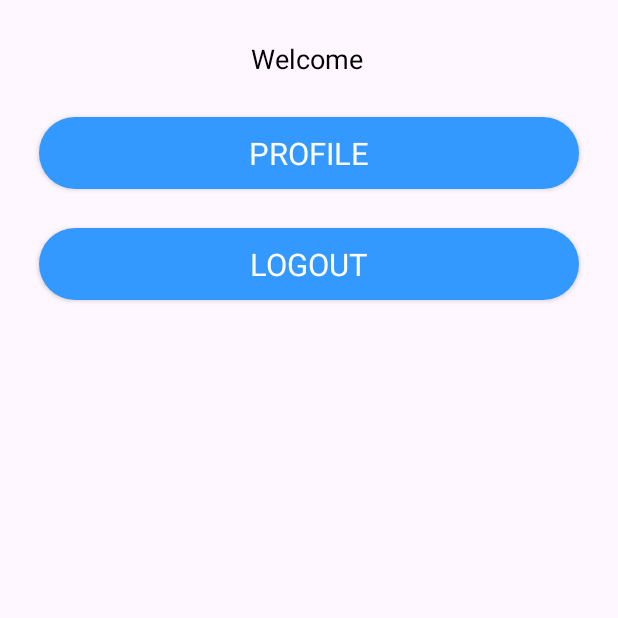
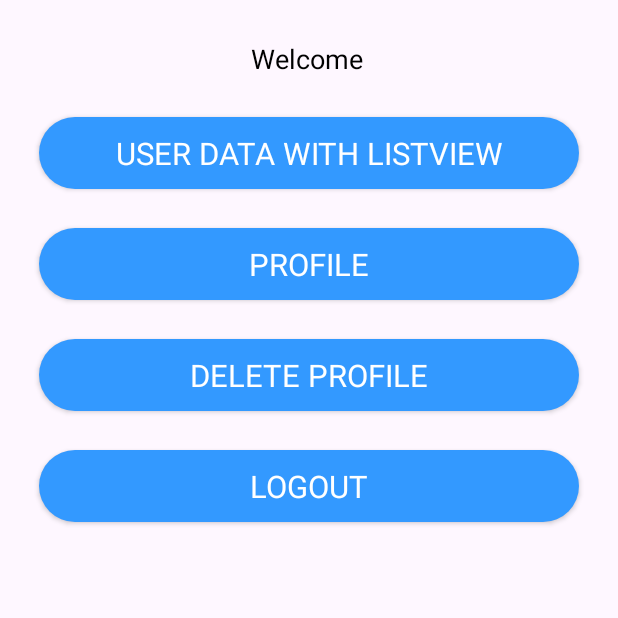
Before and after one commit to sahetu/AndroidBatch1, an Android app: the DashboardActivity screen opened directly, with no data from a screen before it, on a phone screen of 412 x 824 dp, the top half of it. Run offline under Robolectric (Android 15) with nearby library versions, the phone set to English and light mode, and no system bars; our stand-ins replace sdp/ssp sizes; Roboto replaces fonts that are not available here.

Commit message:
Delete Profile, Listview

```diff
--- a/app/src/main/AndroidManifest.xml
+++ b/app/src/main/AndroidManifest.xml
@@ -12,6 +12,9 @@
         android:supportsRtl="true"
         android:theme="@style/Theme.AndroidBatch1"
         tools:targetApi="31">
+        <activity
+            android:name=".UserDataSimpleListActivity"
+            android:exported="false" />
         <activity
             android:name=".ProfileActivity"
             android:exported="false" />
@@ -32,7 +35,7 @@
             android:exported="false" />
         <activity
             android:name=".MainActivity"
-            android:exported="true"></activity>
+            android:exported="true" />
 
         <meta-data
             android:name="preloaded_fonts"
--- a/app/src/main/java/android/batch1/DashboardActivity.java
+++ b/app/src/main/java/android/batch1/DashboardActivity.java
@@ -3,6 +3,7 @@ package android.batch1;
 import androidx.appcompat.app.AppCompatActivity;
 
 import android.content.SharedPreferences;
+import android.database.sqlite.SQLiteDatabase;
 import android.os.Bundle;
 import android.util.Log;
 import android.view.View;
@@ -14,14 +15,19 @@ public class DashboardActivity extends AppCompatActivity {
     TextView email;
     SharedPreferences sp;
 
-    Button logout,profile;
+    Button logout, profile, deleteProfile, userDataList;
+    SQLiteDatabase sqlDb;
 
     @Override
     protected void onCreate(Bundle savedInstanceState) {
         super.onCreate(savedInstanceState);
         setContentView(R.layout.activity_dashboard);
 
-        sp = getSharedPreferences(ConstantSp.PREF,MODE_PRIVATE);
+        sp = getSharedPreferences(ConstantSp.PREF, MODE_PRIVATE);
+
+        sqlDb = openOrCreateDatabase("Batch1.db", MODE_PRIVATE, null);
+        String tableQuery = "CREATE TABLE IF NOT EXISTS USERS(USERID INTEGER PRIMARY KEY AUTOINCREMENT, USERNAME VARCHAR(50),NAME VARCHAR(50),EMAIL VARCHAR(100),CONTACT BIGINT(10),PASSWORD VARCHAR(12),GENDER VARCHAR(6),CITY VARCHAR(50))";
+        sqlDb.execSQL(tableQuery);
 
         //new CommonMethod(DashboardActivity.this,"Message");
 
@@ -30,20 +36,20 @@ public class DashboardActivity extends AppCompatActivity {
         String sPassword = bundle.getString("PASSWORD");
         Log.d("RESPONSE",sEmail+"\n"+sPassword);*/
 
-        String sEmail = sp.getString(ConstantSp.EMAIL,"");
+        String sEmail = sp.getString(ConstantSp.EMAIL, "");
 
         email = findViewById(R.id.dashboard_email);
         email.setText(sEmail);
 
         Log.d("RESPONSE_DASHBOARD",
-                sp.getString(ConstantSp.ID,"")+"\n"+
-                        sp.getString(ConstantSp.USERNAME,"")+"\n"+
-                        sp.getString(ConstantSp.NAME,"")+"\n"+
-                        sp.getString(ConstantSp.EMAIL,"")+"\n"+
-                        sp.getString(ConstantSp.CONTACT,"")+"\n"+
-                        sp.getString(ConstantSp.PASSWORD,"")+"\n"+
-                        sp.getString(ConstantSp.GENDER,"")+"\n"+
-                        sp.getString(ConstantSp.CITY,"")
+                sp.getString(ConstantSp.ID, "") + "\n" +
+                        sp.getString(ConstantSp.USERNAME, "") + "\n" +
+                        sp.getString(ConstantSp.NAME, "") + "\n" +
+                        sp.getString(ConstantSp.EMAIL, "") + "\n" +
+                        sp.getString(ConstantSp.CONTACT, "") + "\n" +
+                        sp.getString(ConstantSp.PASSWORD, "") + "\n" +
+                        sp.getString(ConstantSp.GENDER, "") + "\n" +
+                        sp.getString(ConstantSp.CITY, "")
         );
 
         logout = findViewById(R.id.dashboard_logout);
@@ -65,5 +71,27 @@ public class DashboardActivity extends AppCompatActivity {
             }
         });
 
+        deleteProfile = findViewById(R.id.dashboard_delete_profile);
+        deleteProfile.setOnClickListener(new View.OnClickListener() {
+            @Override
+            public void onClick(View view) {
+                String deleteQuery = "DELETE FROM USERS WHERE USERID='" + sp.getString(ConstantSp.ID, "") + "'";
+                sqlDb.execSQL(deleteQuery);
+                new CommonMethod(DashboardActivity.this, "Profile Deleted Successfully");
+
+                sp.edit().clear().commit();
+                new CommonMethod(DashboardActivity.this, MainActivity.class);
+                finish();
+            }
+        });
+
+        userDataList = findViewById(R.id.dashboard_user_data_list);
+        userDataList.setOnClickListener(new View.OnClickListener() {
+            @Override
+            public void onClick(View view) {
+                new CommonMethod(DashboardActivity.this, UserDataSimpleListActivity.class);
+            }
+        });
+
     }
 }
--- a/app/src/main/res/layout/activity_dashboard.xml
+++ b/app/src/main/res/layout/activity_dashboard.xml
@@ -26,11 +26,25 @@
     </LinearLayout>
 
     <Button
+        android:id="@+id/dashboard_user_data_list"
+        style="@style/button_16"
+        android:layout_marginHorizontal="@dimen/_20sdp"
+        android:layout_marginTop="@dimen/_20sdp"
+        android:text="User Data With Listview" />
+
+    <Button
         android:id="@+id/dashboard_profile"
         style="@style/button_16"
         android:layout_marginHorizontal="@dimen/_20sdp"
         android:layout_marginTop="@dimen/_20sdp"
         android:text="Profile" />
+
+    <Button
+        android:id="@+id/dashboard_delete_profile"
+        style="@style/button_16"
+        android:layout_marginHorizontal="@dimen/_20sdp"
+        android:layout_marginTop="@dimen/_20sdp"
+        android:text="Delete Profile" />
 
     <Button
         android:id="@+id/dashboard_logout"
```
Also changed, not shown: app/src/main/java/android/batch1/ProfileActivity.java (+9 -0 lines), app/src/main/java/android/batch1/UserDataSimpleListActivity.java (added, +118 -0 lines), app/src/main/res/layout/activity_user_data_simple_list.xml (added, +41 -0 lines).
